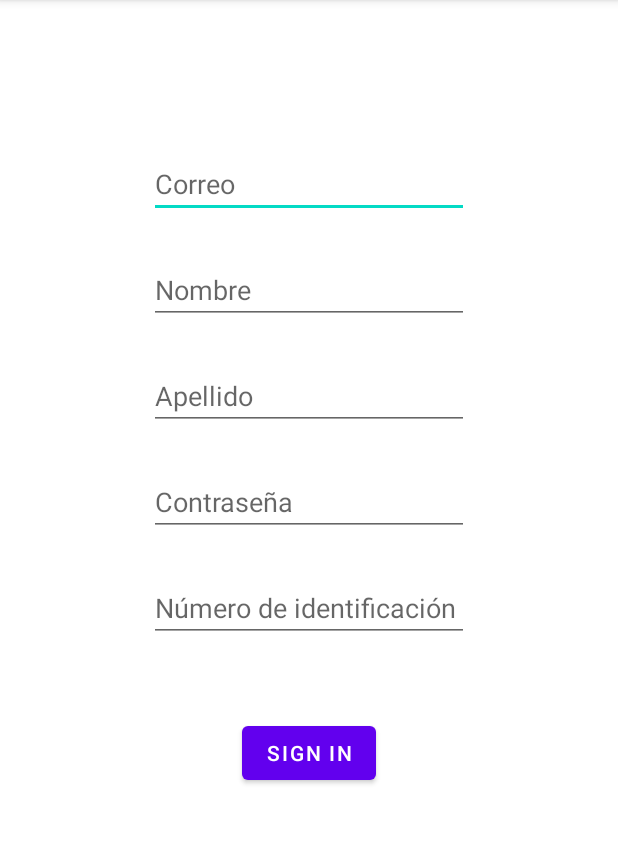
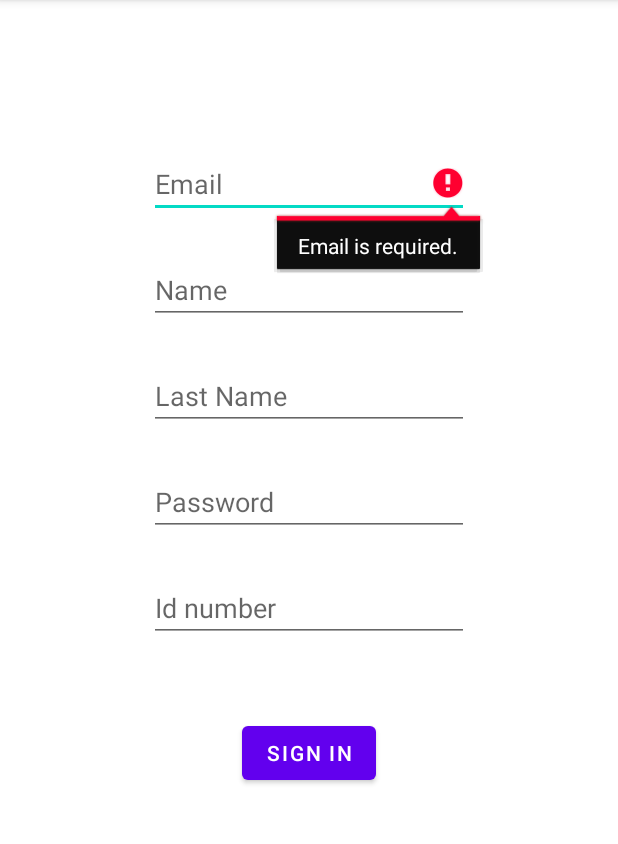
Before and after one commit to alejo2300/Taller3Movil, an Android app: the sigin screen opened directly, with no data from a screen before it, after a tap on "SIGN IN", on a phone screen of 412 x 824 dp, the part 84-928 px from its top. Run offline under Robolectric (Android 15) with nearby library versions, the phone set to English and light mode, and no system bars; our stand-ins replace Firebase (no records; nobody signed in at launch, a user with empty details on screens opened directly).

Commit message:
Login and sign in with db finished without profile picture

```diff
--- a/login2/app/build.gradle
+++ b/login2/app/build.gradle
@@ -40,6 +40,7 @@ dependencies {
     implementation 'com.google.firebase:firebase-auth:21.0.3'
     implementation 'com.google.firebase:firebase-common-ktx:20.0.0'
     implementation 'com.google.android.gms:play-services-maps:18.0.2'
+    implementation 'com.google.firebase:firebase-database:20.0.5'
     testImplementation 'junit:junit:4.13.2'
     androidTestImplementation 'androidx.test.ext:junit:1.1.3'
     androidTestImplementation 'androidx.test.espresso:espresso-core:3.4.0'
--- a/login2/app/src/main/java/com/example/login/sigin.java
+++ b/login2/app/src/main/java/com/example/login/sigin.java
@@ -1,21 +1,32 @@
 package com.example.login;
 
+import androidx.annotation.NonNull;
 import androidx.appcompat.app.AppCompatActivity;
 
 import android.content.Intent;
 import android.os.Bundle;
+import android.text.TextUtils;
+import android.view.View;
 import android.widget.Button;
 import android.widget.EditText;
 import android.widget.Toast;
 
+import com.google.android.gms.tasks.OnCompleteListener;
+import com.google.android.gms.tasks.Task;
+import com.google.firebase.auth.AuthResult;
 import com.google.firebase.auth.FirebaseAuth;
+import com.google.firebase.auth.FirebaseUser;
+import com.google.firebase.database.DatabaseReference;
+import com.google.firebase.database.FirebaseDatabase;
 
 public class sigin extends AppCompatActivity {
     EditText mail, name, lname, passwd, iduser;
-    Button sigin;
+    Button siginBtn;
 
     //create Firebase connection
     FirebaseAuth mAuth;
+    FirebaseDatabase database;
+    DatabaseReference reference;
 
     @Override
     protected void onCreate(Bundle savedInstanceState) {
@@ -27,26 +38,66 @@ public class sigin extends AppCompatActivity {
         lname = findViewById(R.id.lastName);
         passwd = findViewById(R.id.password);
         iduser = findViewById(R.id.idNumber);
-        sigin = findViewById(R.id.signinSecond);
+        siginBtn = findViewById(R.id.signinSecond);
 
-        sigin.setOnClickListener(v -> {
-            Toast.makeText(sigin.this, "Signing in...", Toast.LENGTH_SHORT).show();
-            String mailS = mail.getText().toString();
-            String nameS = name.getText().toString();
-            String lnameS = lname.getText().toString();
-            String passwdS = passwd.getText().toString();
-            String iduserS = iduser.getText().toString();
+        mAuth = FirebaseAuth.getInstance(); //Get current instance of db from fb
+        database = FirebaseDatabase.getInstance();
+        reference = database.getReference("users");
 
-            if (mailS.isEmpty() || nameS.isEmpty() || lnameS.isEmpty() || passwdS.isEmpty() || iduserS.isEmpty()) {
-                Toast.makeText(sigin.this, "Todos los campos son requeridos", Toast.LENGTH_SHORT).show();
-            }else{
-                mAuth.createUserWithEmailAndPassword(mailS, passwdS).addOnCompleteListener(task -> {
-                    if (task.isSuccessful()) {
-                        //Go to map activity
-                        Intent intent = new Intent(sigin.this, mainMapsActivity.class);
-                        startActivity(intent);
-                    }else{
-                        Toast.makeText(sigin.this, "Error al crear el usuario", Toast.LENGTH_SHORT).show();
+        if(mAuth.getCurrentUser() != null) { //If user is already logged in
+            Intent intent = new Intent(sigin.this, mainMapsActivity.class);
+            startActivity(intent);
+        }
+
+        siginBtn.setOnClickListener(new View.OnClickListener() {
+            @Override
+            public void onClick(View view) {
+                String mailS = mail.getText().toString().trim(); //Trim delete spaces before and after string
+                String nameS = name.getText().toString().trim();
+                String lnameS = lname.getText().toString().trim();
+                String passwdS = passwd.getText().toString().trim();
+                String iduserS = iduser.getText().toString().trim();
+
+                if (TextUtils.isEmpty(mailS)){
+                    mail.setError("Email is required.");
+                    return;
+                }
+                if (TextUtils.isEmpty(nameS)){
+                    name.setError("Name is required.");
+                    return;
+                }
+                if (TextUtils.isEmpty(lnameS)){
+                    lname.setError("Last Name is required.");
+                    return;
+                }
+                if (TextUtils.isEmpty(passwdS)){
+                    passwd.setError("Password is required.");
+                    return;
+                }
+                if (TextUtils.isEmpty(iduserS)){
+                    iduser.setError("Id number is required.");
+                    return;
+                }
+                if (passwdS.length() < 6) {
+                    passwd.setError("Password must be >= 6 characters.");
+                    return;
+                }
+                Toast.makeText(sigin.this, "Signing in...", Toast.LENGTH_SHORT).show();
+                UserClass userClass = new UserClass(mailS, nameS, lnameS, passwdS, iduserS);
+
+                mAuth.createUserWithEmailAndPassword(mailS, passwdS).addOnCompleteListener(new OnCompleteListener<AuthResult>() {
+                    @Override
+                    public void onComplete(@NonNull Task<AuthResult> task) {
+                        if(task.isSuccessful()){
+                            FirebaseUser user = mAuth.getCurrentUser();
+                            reference.child(user.getUid()).setValue(userClass);
+                            Toast.makeText(sigin.this, "User created", Toast.LENGTH_SHORT).show();
+                            //Go to map activity
+                            Intent intent = new Intent(sigin.this, mainMapsActivity.class);
+                            startActivity(intent);
+                        } else {
+                            Toast.makeText(sigin.this, "Error: " + task.getException().getMessage(), Toast.LENGTH_SHORT).show();
+                        }
                     }
                 });
             }
--- a/login2/app/src/main/res/layout/activity_main.xml
+++ b/login2/app/src/main/res/layout/activity_main.xml
@@ -12,7 +12,7 @@
         android:layout_width="wrap_content"
         android:layout_height="wrap_content"
         android:ems="10"
-        android:hint="Name"
+        android:hint="Email"
         android:inputType="textPersonName"
         app:layout_constraintBottom_toTopOf="@+id/userpassword"
         app:layout_constraintEnd_toEndOf="parent"
--- a/login2/app/src/main/res/layout/activity_sigin.xml
+++ b/login2/app/src/main/res/layout/activity_sigin.xml
@@ -13,7 +13,7 @@
         android:ems="10"
         android:layout_marginTop="100dp"
         android:inputType="textPersonName"
-        android:hint="Correo"
+        android:hint="Email"
         app:layout_constraintEnd_toEndOf="parent"
         app:layout_constraintStart_toStartOf="parent"
         app:layout_constraintTop_toTopOf="parent" />
@@ -25,7 +25,7 @@
         android:ems="10"
         android:layout_marginTop="25dp"
         android:inputType="textPersonName"
-        android:hint="Nombre"
+        android:hint="Name"
         app:layout_constraintEnd_toEndOf="parent"
         app:layout_constraintStart_toStartOf="parent"
         app:layout_constraintTop_toBottomOf="@+id/mail" />
@@ -37,7 +37,7 @@
         android:ems="10"
         android:layout_marginTop="25dp"
         android:inputType="textPersonName"
-        android:hint="Apellido"
+        android:hint="Last Name"
         app:layout_constraintEnd_toEndOf="parent"
         app:layout_constraintStart_toStartOf="parent"
         app:layout_constraintTop_toBottomOf="@+id/name" />
@@ -49,7 +49,7 @@
         android:ems="10"
         android:layout_marginTop="25dp"
         android:inputType="textPassword"
-        android:hint="Contraseña"
+        android:hint="Password"
         app:layout_constraintEnd_toEndOf="parent"
         app:layout_constraintStart_toStartOf="parent"
         app:layout_constraintTop_toBottomOf="@+id/lastName" />
@@ -60,7 +60,7 @@
         android:layout_height="wrap_content"
         android:ems="10"
         android:layout_marginTop="25dp"
-        android:hint="Número de identificación"
+        android:hint="Id number"
         android:inputType="textPersonName"
         app:layout_constraintEnd_toEndOf="parent"
         app:layout_constraintStart_toStartOf="parent"
```
Also changed, not shown: login2/app/src/main/java/com/example/login/MainActivity.java (+5 -3 lines), login2/app/src/main/java/com/example/login/UserClass.java (added, +56 -0 lines).
